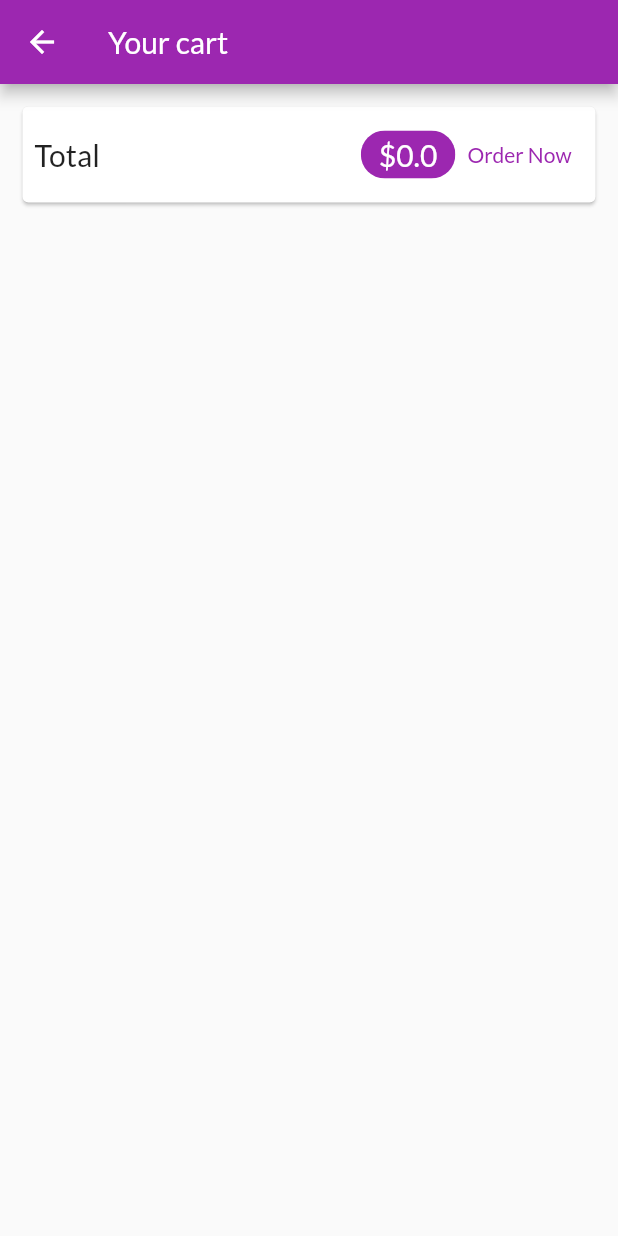
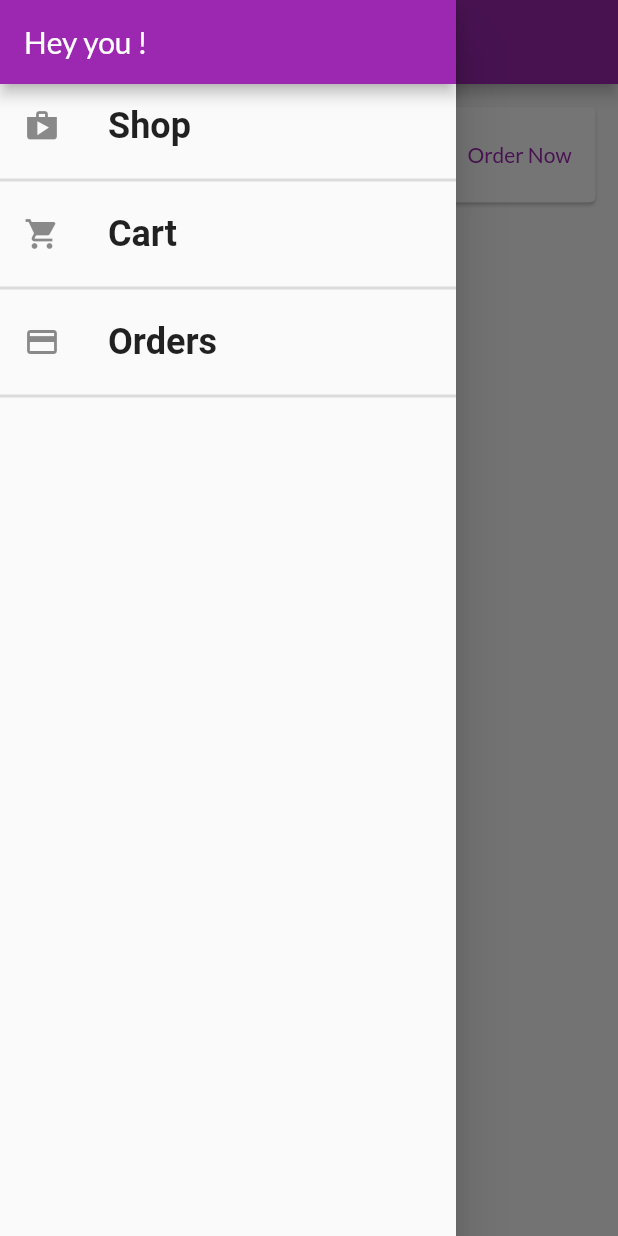
Before and after one commit to MostafaAmin0/shop_app, a Flutter app: the CartScreen screen opened by its route, with the side drawer open (before the commit the screen has no drawer), on a phone screen of 412 x 824 dp. Run offline on Flutter 3.47's test engine with Material 2 defaults, Android fonts, the phone set to English and light mode, and no system bars; network calls fail; Roboto replaces fonts that are missing (RobotoCondensed).

Commit message:
add drawer

```diff
--- a/lib/main.dart
+++ b/lib/main.dart
@@ -1,6 +1,7 @@
 import 'package:flutter/material.dart';
 import 'package:provider/provider.dart';
 
+import '../screens/order_screen.dart';
 import './providers/orders_provider.dart';
 import './screens/cart_screen.dart';
 import './screens/product_detail_screen.dart';
@@ -40,6 +41,7 @@ class MyApp extends StatelessWidget {
           '/': (ctx) => const ProductOverviewScreen(),
           ProductDetailScreen.route: (ctx) => const ProductDetailScreen(),
           CartScreen.route: (ctx) => const CartScreen(),
+          OrderScreen.route: (ctx) => const OrderScreen(),
         },
       ),
     );
--- a/lib/screens/cart_screen.dart
+++ b/lib/screens/cart_screen.dart
@@ -2,6 +2,7 @@ import 'package:flutter/material.dart';
 import 'package:provider/provider.dart';
 import 'package:shop_app/providers/orders_provider.dart';
 
+import '../widget/main_drawer.dart';
 import '../providers/cart_provider.dart' show CartProvider;
 import '../widget/cart_item.dart';
 
@@ -17,6 +18,7 @@ class CartScreen extends StatelessWidget {
       appBar: AppBar(
         title: const Text('Your cart'),
       ),
+      drawer: const MainDrawer(),
       body: Column(
         children: [
           Card(
--- a/lib/screens/order_screen.dart
+++ b/lib/screens/order_screen.dart
@@ -5,6 +5,8 @@ import '../widget/order_item.dart';
 
 class OrderScreen extends StatelessWidget {
   const OrderScreen({Key? key}) : super(key: key);
+
+  static const route ='/order-screen';
 
   @override
   Widget build(BuildContext context) {
--- a/lib/screens/product_overview_screen.dart
+++ b/lib/screens/product_overview_screen.dart
@@ -1,6 +1,7 @@
 import 'package:flutter/material.dart';
 import 'package:provider/provider.dart';
 
+import '../widget/main_drawer.dart';
 import '../providers/cart_provider.dart';
 import '../widget/badge.dart';
 import '../widget/product_grid.dart';
@@ -58,6 +59,7 @@ class _ProductOverviewScreenState extends State<ProductOverviewScreen> {
         ],
       ),
       body: ProductGrid(_showFavorite),
+      drawer: const MainDrawer(),
     );
   }
 }
--- /dev/null
+++ b/lib/widget/main_drawer.dart
@@ -0,0 +1,64 @@
+import 'package:flutter/material.dart';
+
+import '../screens/cart_screen.dart';
+import '../screens/order_screen.dart';
+
+class MainDrawer extends StatelessWidget {
+  const MainDrawer({Key? key}) : super(key: key);
+
+  @override
+  Widget build(BuildContext context) {
+    return Drawer(
+      child: Column(
+        children: [
+          AppBar(
+            title: const Text('Hey you !'),
+            automaticallyImplyLeading: false,
+          ),
+          buildTile(
+            Icons.shop,
+            'Shop',
+            () {
+              Navigator.of(context).pushNamed('/');
+            },
+          ),
+          buildTile(
+            Icons.shopping_cart,
+            'Cart',
+            () {
+              Navigator.of(context).pushNamed(CartScreen.route);
+            },
+          ),
+          buildTile(
+            Icons.payment,
+            'Orders',
+            () {
+              Navigator.of(context).pushNamed(OrderScreen.route);
+            },
+          ),
+        ],
+      ),
+    );
+  }
+
+  Column buildTile(IconData icon, String text, VoidCallback tapHandler) {
+    return Column(
+      children: [
+        ListTile(
+          leading: Icon(icon),
+          title: Text(
+            text,
+            style: const TextStyle(
+                fontFamily: 'RobotoCondensed',
+                fontSize: 24,
+                fontWeight: FontWeight.bold),
+          ),
+          onTap: tapHandler,
+        ),
+        const Divider(
+          thickness: 2,
+        ),
+      ],
+    );
+  }
+}
```
